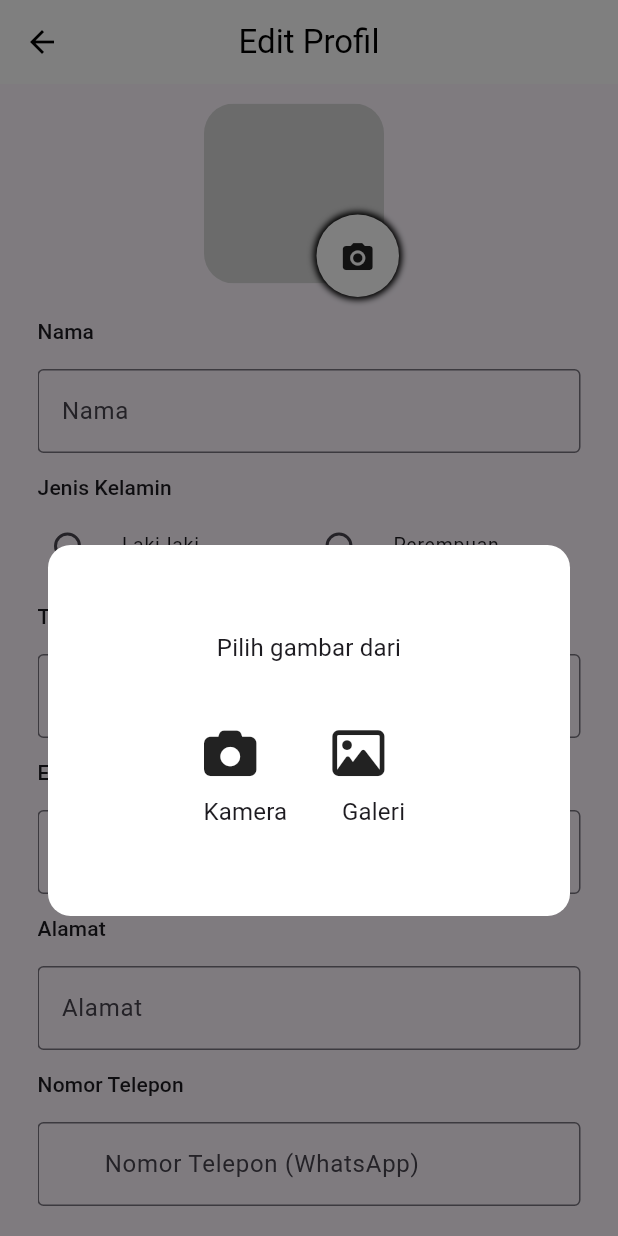
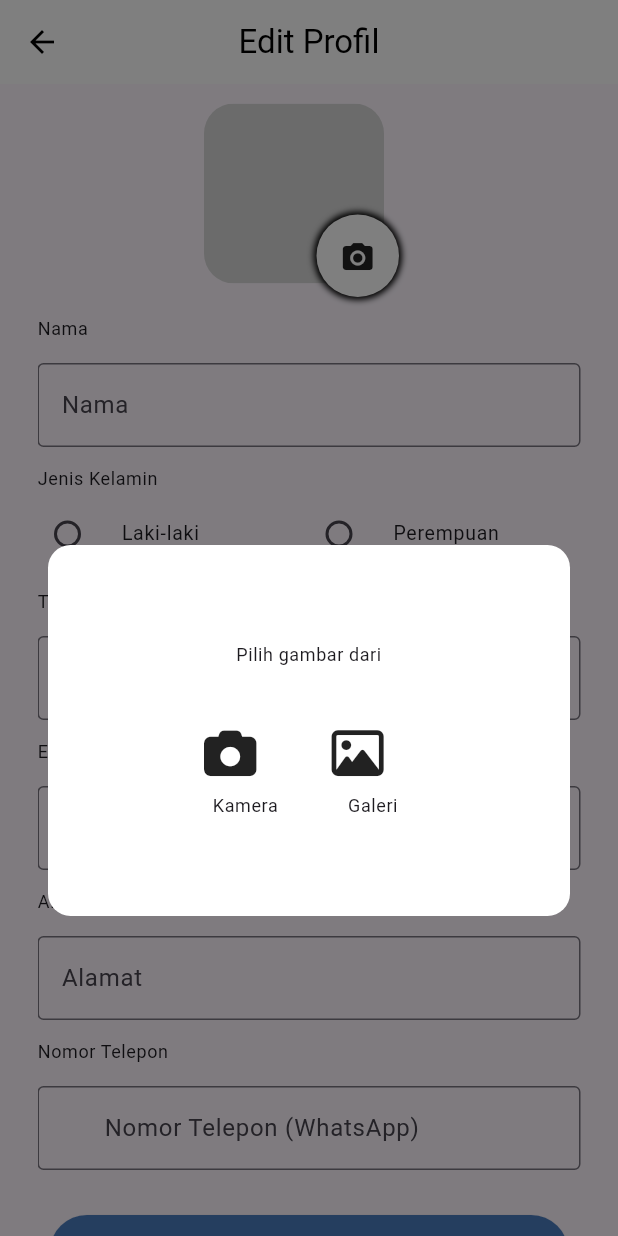
Before and after one commit to hdpolover/vepay_app, a Flutter app: the EditProfile screen opened directly with empty values, after a tap on the "camera alt" icon, on a phone screen of 412 x 824 dp. Run offline on Flutter 3.47's test engine with Material 3 defaults, Android fonts, the light colour scheme and no system bars; drawn by our look-alikes of fancy_shimmer_image; our stand-ins replace firebase_auth, firebase_core, firebase_messaging, flutter_credit_card, flutter_local_notifications, flutter_widget_from_html and 9 more; missing offline and left inert: easy_image_viewer, expansion_widget, mailer, responsive_grid_list, whatsapp_unilink; accounts and stored records are empty; network calls fail.

Commit message:
update and fix texts

```diff
--- a/lib/resources/text_style_manager.dart
+++ b/lib/resources/text_style_manager.dart
@@ -25,6 +25,11 @@ class TextStyleManager {
         fontWeight: FontWeight.bold,
       );
 
+  TextStyle get body18 => const TextStyle(
+        fontSize: 16,
+        fontWeight: FontWeight.normal,
+      );
+
   TextStyle get body1 => const TextStyle(
         fontSize: 16,
         fontWeight: FontWeight.normal,
--- a/lib/screens/auth/forgot_password.dart
+++ b/lib/screens/auth/forgot_password.dart
@@ -2,6 +2,7 @@ import 'package:flutter/material.dart';
 import 'package:form_field_validator/form_field_validator.dart';
 import 'package:vepay_app/common/common_dialog.dart';
 import 'package:vepay_app/common/common_widgets.dart';
+import 'package:vepay_app/resources/text_style_manager.dart';
 import 'package:vepay_app/screens/auth/check_email.dart';
 
 import '../../resources/color_manager.dart';
@@ -68,10 +69,7 @@ class _ForgotPasswordState extends State<ForgotPassword> {
               Text(
                 "Jangan Khawatir!\nMasukkan email Anda, dan kami akan mengirimkan link untuk mengubah password.",
                 textAlign: TextAlign.justify,
-                style: Theme.of(context)
-                    .textTheme
-                    .bodyText1
-                    ?.copyWith(fontSize: 18),
+                style: TextStyleManager.instance.body18,
               ),
               const SizedBox(height: 20),
               TextFormField(
--- a/lib/screens/auth/referral.dart
+++ b/lib/screens/auth/referral.dart
@@ -104,7 +104,7 @@ class _ReferralState extends State<Referral> {
                           : referralInfoModel!.titleReferralIntro!,
                       softWrap: true,
                       textAlign: TextAlign.center,
-                      style: Theme.of(context).textTheme.headline4?.copyWith(
+                      style: Theme.of(context).textTheme.titleMedium?.copyWith(
                             fontWeight: FontWeight.bold,
                             color: Colors.black,
                           ),
@@ -123,7 +123,7 @@ class _ReferralState extends State<Referral> {
                       textAlign: TextAlign.center,
                       style: Theme.of(context)
                           .textTheme
-                          .bodyText2
+                          .bodySmall
                           ?.copyWith(color: Colors.grey),
                     ),
                   ),
--- a/lib/screens/auth/register.dart
+++ b/lib/screens/auth/register.dart
@@ -488,7 +488,7 @@ class _RegisterState extends State<Register> {
                             ),
                             Text(
                               '   Daftar dengan Google',
-                              style: Theme.of(context).textTheme.bodyText1,
+                              style: Theme.of(context).textTheme.bodySmall,
                             ),
                           ],
                         ),
--- a/lib/screens/home/payment_detail.dart
+++ b/lib/screens/home/payment_detail.dart
@@ -584,7 +584,7 @@ class _PaymentDetailState extends State<PaymentDetail> {
                       textAlign: TextAlign.center,
                       style: Theme.of(context)
                           .textTheme
-                          .subtitle1
+                          .bodySmall
                           ?.copyWith(fontWeight: FontWeight.normal),
                     ),
                   ),
@@ -619,7 +619,7 @@ class _PaymentDetailState extends State<PaymentDetail> {
                                       textAlign: TextAlign.center,
                                       style: Theme.of(context)
                                           .textTheme
-                                          .subtitle1
+                                          .bodySmall
                                           ?.copyWith(
                                               fontWeight: FontWeight.normal)),
                                 ),
@@ -655,7 +655,7 @@ class _PaymentDetailState extends State<PaymentDetail> {
                                   textAlign: TextAlign.center,
                                   style: Theme.of(context)
                                       .textTheme
-                                      .subtitle1
+                                      .bodySmall
                                       ?.copyWith(
                                           fontWeight: FontWeight.normal)),
                             ],
--- a/lib/screens/profile/edit_profile.dart
+++ b/lib/screens/profile/edit_profile.dart
@@ -117,7 +117,7 @@ class _EditProfileState extends State<EditProfile> {
                       textAlign: TextAlign.center,
                       style: Theme.of(context)
                           .textTheme
-                          .subtitle1
+                          .bodySmall
                           ?.copyWith(fontWeight: FontWeight.normal),
                     ),
                   ),
@@ -152,7 +152,7 @@ class _EditProfileState extends State<EditProfile> {
                                       textAlign: TextAlign.center,
                                       style: Theme.of(context)
                                           .textTheme
-                                          .subtitle1
+                                          .bodySmall
                                           ?.copyWith(
                                               fontWeight: FontWeight.normal)),
                                 ),
@@ -188,7 +188,7 @@ class _EditProfileState extends State<EditProfile> {
                                   textAlign: TextAlign.center,
                                   style: Theme.of(context)
                                       .textTheme
-                                      .subtitle1
+                                      .bodySmall
                                       ?.copyWith(
                                           fontWeight: FontWeight.normal)),
                             ],
@@ -314,7 +314,7 @@ class _EditProfileState extends State<EditProfile> {
                   ),
                   SizedBox(
                       height: 13, width: MediaQuery.of(context).size.width),
-                  Text("Nama", style: Theme.of(context).textTheme.subtitle2),
+                  Text("Nama", style: Theme.of(context).textTheme.bodySmall),
                   SizedBox(
                       height: 15, width: MediaQuery.of(context).size.width),
                   TextFormField(
@@ -334,7 +334,7 @@ class _EditProfileState extends State<EditProfile> {
                   SizedBox(
                       height: 13, width: MediaQuery.of(context).size.width),
                   Text("Jenis Kelamin",
-                      style: Theme.of(context).textTheme.subtitle2),
+                      style: Theme.of(context).textTheme.bodySmall),
                   SizedBox(height: 5, width: MediaQuery.of(context).size.width),
                   Row(
                     children: [
@@ -371,7 +371,7 @@ class _EditProfileState extends State<EditProfile> {
                   SizedBox(
                       height: 13, width: MediaQuery.of(context).size.width),
                   Text("Tanggal Lahir",
-                      style: Theme.of(context).textTheme.subtitle2),
+                      style: Theme.of(context).textTheme.bodySmall),
                   SizedBox(
                       height: 15, width: MediaQuery.of(context).size.width),
                   TextFormField(
@@ -394,7 +394,7 @@ class _EditProfileState extends State<EditProfile> {
                   ),
                   SizedBox(
                       height: 13, width: MediaQuery.of(context).size.width),
-                  Text("Email", style: Theme.of(context).textTheme.subtitle2),
+                  Text("Email", style: Theme.of(context).textTheme.bodySmall),
                   SizedBox(
                       height: 15, width: MediaQuery.of(context).size.width),
                   TextFormField(
@@ -414,7 +414,7 @@ class _EditProfileState extends State<EditProfile> {
                   ),
                   SizedBox(
                       height: 13, width: MediaQuery.of(context).size.width),
-                  Text("Alamat", style: Theme.of(context).textTheme.subtitle2),
+                  Text("Alamat", style: Theme.of(context).textTheme.bodySmall),
                   SizedBox(
                       height: 15, width: MediaQuery.of(context).size.width),
                   TextFormField(
@@ -434,7 +434,7 @@ class _EditProfileState extends State<EditProfile> {
                   SizedBox(
                       height: 13, width: MediaQuery.of(context).size.width),
                   Text("Nomor Telepon",
-                      style: Theme.of(context).textTheme.subtitle2),
+                      style: Theme.of(context).textTheme.bodySmall),
                   SizedBox(
                       height: 15, width: MediaQuery.of(context).size.width),
                   TextFormField(
@@ -624,7 +624,7 @@ class _EditProfileState extends State<EditProfile> {
               dividerColor: Colors.grey,
               //Non selected days of the month color
               textTheme: const TextTheme(
-                bodyText2: TextStyle(color: Colors.black),
+                bodySmall: TextStyle(color: Colors.black),
               ),
               colorScheme: ColorScheme.fromSwatch().copyWith(
                 //Selected dates background color
--- a/lib/screens/profile/vcc.dart
+++ b/lib/screens/profile/vcc.dart
@@ -59,7 +59,10 @@ class _VccState extends State<Vcc> {
               const SizedBox(height: 20),
               Text(
                 "Jangan kuatir! VCC dapat kamu beli di Vepay.id dengan proses yang sangat mudah dan cepat",
-                style: Theme.of(context).textTheme.bodyText2,
+                style: Theme.of(context).textTheme.bodyMedium?.copyWith(
+                      color: Colors.black,
+                      fontSize: 16,
+                    ),
               ),
             ],
           ),
--- a/lib/screens/referral/referred_friend_item_widget.dart
+++ b/lib/screens/referral/referred_friend_item_widget.dart
@@ -50,7 +50,7 @@ class _ReferredFriendItemWidgetState extends State<ReferredFriendItemWidget> {
                   Text(
                     widget.referredFriendModel.name!,
                     softWrap: true,
-                    style: Theme.of(context).textTheme.bodyText1?.copyWith(
+                    style: Theme.of(context).textTheme.bodySmall?.copyWith(
                           fontSize: 17,
                           fontWeight: FontWeight.bold,
                         ),
--- a/lib/screens/referral/withdraw_cashback_referral.dart
+++ b/lib/screens/referral/withdraw_cashback_referral.dart
@@ -114,7 +114,7 @@ class _WithdrawCashbackReferralState extends State<WithdrawCashbackReferral> {
           Text(
             'Withdraw Cashback',
             style:
-                Theme.of(context).textTheme.bodyText1?.copyWith(fontSize: 18),
+                Theme.of(context).textTheme.bodySmall?.copyWith(fontSize: 18),
           ),
           const SizedBox(height: 20),
           TextFormField(
--- a/lib/screens/transaction/transaction_item_widget.dart
+++ b/lib/screens/transaction/transaction_item_widget.dart
@@ -59,7 +59,7 @@ class _TransactionItemWidgetState extends State<TransactionItemWidget> {
                     children: [
                       Text(
                         widget.transaction.type!,
-                        style: Theme.of(context).textTheme.bodyText1?.copyWith(
+                        style: Theme.of(context).textTheme.bodySmall?.copyWith(
                               fontSize: 17,
                               fontWeight: FontWeight.bold,
                             ),
@@ -94,7 +94,7 @@ class _TransactionItemWidgetState extends State<TransactionItemWidget> {
                         : "Saldo ${widget.transaction.product}",
                     style: Theme.of(context)
                         .textTheme
-                        .bodyText1
+                        .bodySmall
                         ?.copyWith(fontWeight: FontWeight.bold, fontSize: 20),
                   ),
                   widget.transaction.akunTujuan == null
@@ -118,7 +118,7 @@ class _TransactionItemWidgetState extends State<TransactionItemWidget> {
                             CommonMethods.formatCompleteCurrency(
                                 double.parse(widget.transaction.total!)),
                             style:
-                                Theme.of(context).textTheme.bodyText1?.copyWith(
+                                Theme.of(context).textTheme.bodySmall?.copyWith(
                                       fontWeight: FontWeight.bold,
                                     ),
                           ),
--- a/lib/screens/withdraw/withdraw_pembayaran.dart
+++ b/lib/screens/withdraw/withdraw_pembayaran.dart
@@ -537,7 +537,7 @@ class _WithdrawPaymentState extends State<WithdrawPayment> {
                       textAlign: TextAlign.center,
                       style: Theme.of(context)
                           .textTheme
-                          .subtitle1
+                          .bodySmall
                           ?.copyWith(fontWeight: FontWeight.normal),
                     ),
                   ),
@@ -572,7 +572,7 @@ class _WithdrawPaymentState extends State<WithdrawPayment> {
                                       textAlign: TextAlign.center,
                                       style: Theme.of(context)
                                           .textTheme
-                                          .subtitle1
+                                          .bodySmall
                                           ?.copyWith(
                                               fontWeight: FontWeight.normal)),
                                 ),
@@ -608,7 +608,7 @@ class _WithdrawPaymentState extends State<WithdrawPayment> {
                                   textAlign: TextAlign.center,
                                   style: Theme.of(context)
                                       .textTheme
-                                      .subtitle1
+                                      .bodySmall
                                       ?.copyWith(
                                           fontWeight: FontWeight.normal)),
                             ],
--- a/lib/widgets/empty_widget.dart
+++ b/lib/widgets/empty_widget.dart
@@ -33,7 +33,10 @@ class EmptyWidget extends StatelessWidget {
             const SizedBox(height: 20),
             Text(
               emptyDesc,
-              style: Theme.of(context).textTheme.bodyText2,
+              style: Theme.of(context).textTheme.bodyMedium?.copyWith(
+                    color: Colors.black,
+                    fontSize: 16,
+                  ),
               textAlign: TextAlign.center,
             ),
           ],
--- a/pubspec.yaml
+++ b/pubspec.yaml
@@ -17,7 +17,7 @@ publish_to: 'none' # Remove this line if you wish to publish to pub.dev
 # https://developer.apple.com/library/archive/documentation/General/Reference/InfoPlistKeyReference/Articles/CoreFoundationKeys.html
 # In Windows, build-name is used as the major, minor, and patch parts
 # of the product and file versions while build-number is used as the build suffix.
-version: 1.3.3+54
+version: 1.3.4+55
 
 environment:
   sdk: '>=3.2.4 <4.0.0'
```
Also changed, not shown: lib/common/common_dialog.dart (+6 -3 lines), lib/screens/profile/about_us.dart (+6 -2 lines), lib/screens/profile/vcc_detail.dart (+14 -14 lines), lib/screens/tabs/home_tab.dart (+4 -3 lines), pubspec.lock, 1 other file.
